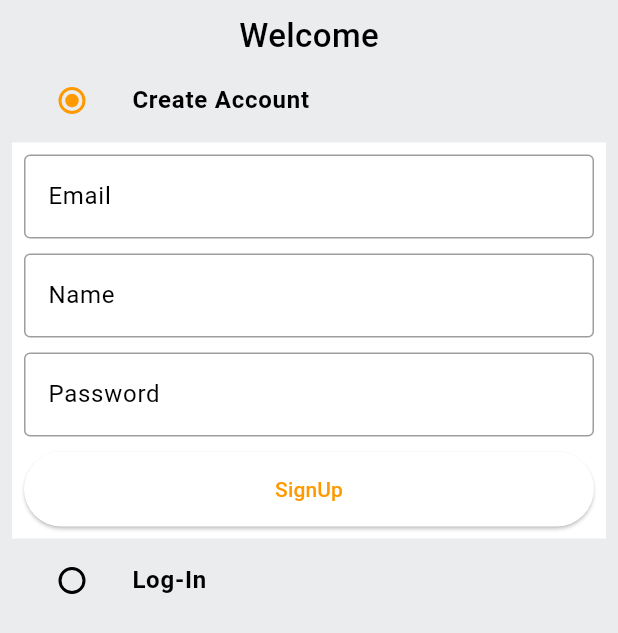
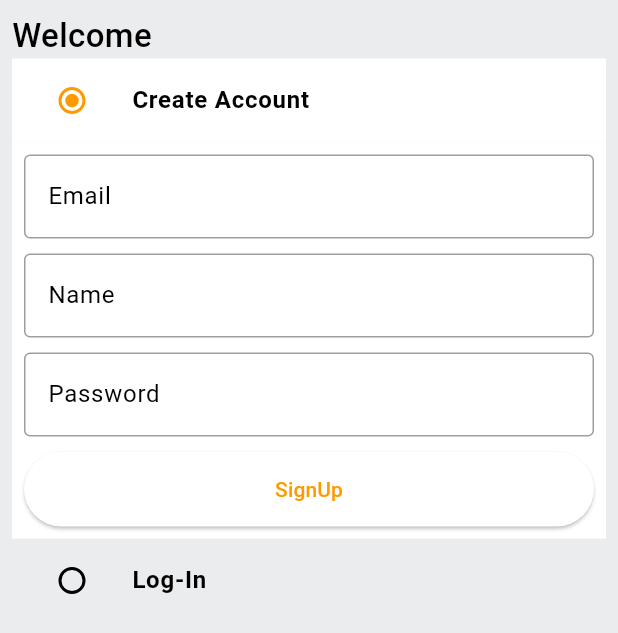
Before and after one commit to TDMWalpala/-e-commerce-app-with-Flutter, a Flutter app: the screen it shows after launch, on a phone screen of 412 x 824 dp. Shown: the top 633 px of the screen. Run offline on Flutter 3.47's test engine with Material 2 defaults, Android fonts, the phone set to English and light mode, and no system bars; our stand-ins replace gap.

Commit message:
Auth UI part completed

```diff
--- a/lib/features/auth/screens/auth_screen.dart
+++ b/lib/features/auth/screens/auth_screen.dart
@@ -39,6 +39,7 @@ class _AuthScreenState extends State<AuthScreen> {
         child: Padding(
           padding: const EdgeInsets.all(8.0),
           child: Column(
+            crossAxisAlignment: CrossAxisAlignment.start,
             children: [
               const Text(
                 'Welcome',
@@ -48,6 +49,7 @@ class _AuthScreenState extends State<AuthScreen> {
                 ),
               ),
               ListTile(
+                 tileColor: _auth == Auth.signup ? GlobalVariables.backgroundColor : GlobalVariables.greyBackgroundCOlor,
                 title: const Text(
                   'Create Account',
                   style: TextStyle(fontWeight: FontWeight.bold),
@@ -96,6 +98,7 @@ class _AuthScreenState extends State<AuthScreen> {
                   ),
                 ),
               ListTile(
+                tileColor: _auth == Auth.signin ? GlobalVariables.backgroundColor : GlobalVariables.greyBackgroundCOlor,
                 title: const Text(
                   'Log-In',
                   style: TextStyle(fontWeight: FontWeight.bold),
@@ -110,7 +113,34 @@ class _AuthScreenState extends State<AuthScreen> {
                     });
                   },
                 ),
-              )
+              ),
+              if (_auth == Auth.signin)
+                Container(
+                  padding: const EdgeInsets.all(8),
+                  color: GlobalVariables.backgroundColor,
+                  child: Form(
+                    key: _signUpFormKey,
+                    child: Column(
+                      children: [
+                        CustomTextField(
+                          controller: _emailController,
+                          hinText: 'Email',
+                        ),
+                        const Gap(10),
+                        CustomTextField(
+                          controller: _emailController,
+                          hinText: 'Password',
+                        ),
+                        const Gap(10),
+                        CustomButton(
+                            text: 'SignIn',
+                            onTap: () {
+                              print('signIn');
+                            })
+                      ],
+                    ),
+                  ),
+                ),
             ],
           ),
         ),
```
